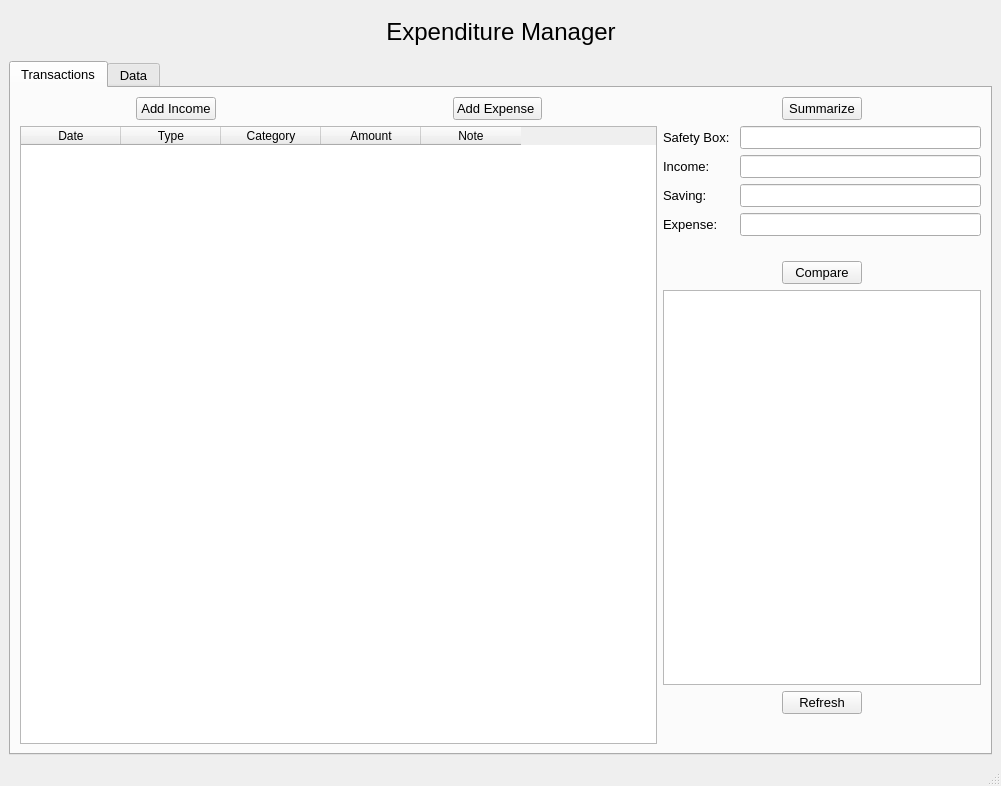
The window that ui_files/Inter_MainWindow.ui (thinh-doan/Expenditure_Manager) describes before a commit, drawn with Qt 5.
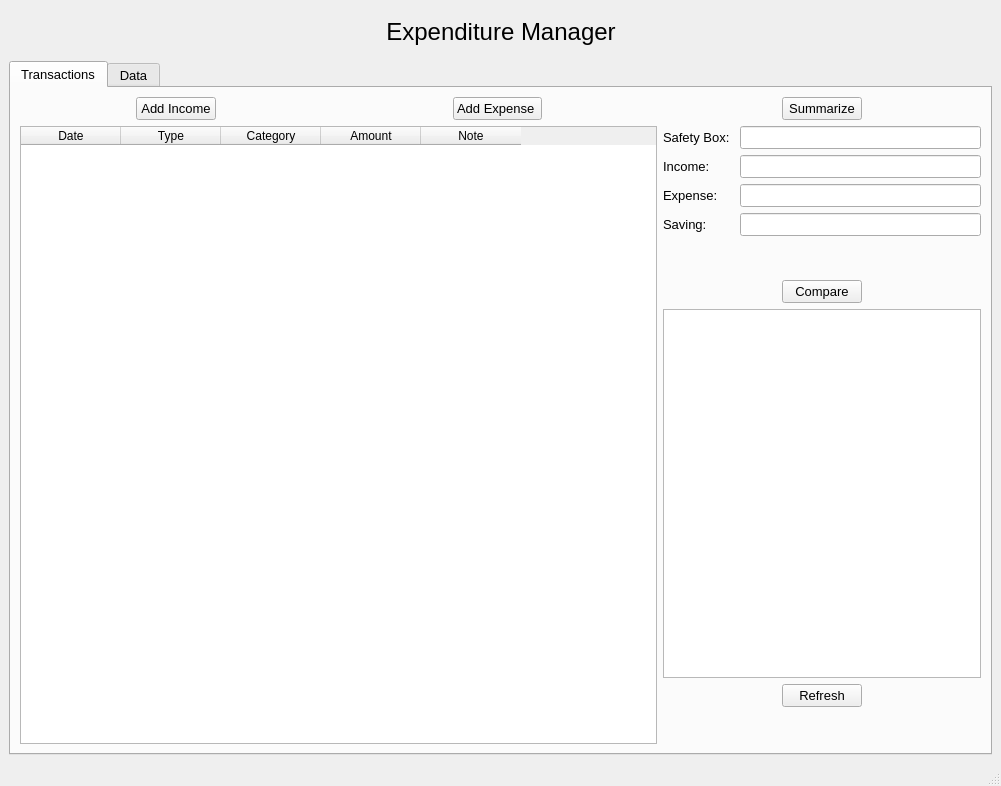
The same window after the commit. The open tabs and pages were chosen to show the change.

Commit message: sửa vị trí các line trong summarize

```diff
--- a/ui_files/Inter_MainWindow.ui
+++ b/ui_files/Inter_MainWindow.ui
@@ -182,7 +182,7 @@
            </layout>
           </item>
           <item>
-           <layout class="QVBoxLayout" name="verticalLayout">
+           <layout class="QVBoxLayout" name="verticalLayout" stretch="1,3,1,1,10,1,1">
             <item>
              <layout class="QHBoxLayout" name="horizontalLayout_6">
               <item>
@@ -242,26 +242,26 @@
               <item row="1" column="1">
                <widget class="QLineEdit" name="txtIncome"/>
               </item>
-              <item row="2" column="0">
+              <item row="3" column="0">
                <widget class="QLabel" name="label_2">
                 <property name="text">
                  <string>Saving:</string>
                 </property>
                </widget>
               </item>
-              <item row="2" column="1">
+              <item row="3" column="1">
                <widget class="QLineEdit" name="txtSaving"/>
               </item>
-              <item row="3" column="0">
+              <item row="2" column="1">
+               <widget class="QLineEdit" name="txtExpense"/>
+              </item>
+              <item row="2" column="0">
                <widget class="QLabel" name="label_4">
                 <property name="text">
                  <string>Expense:</string>
                 </property>
                </widget>
               </item>
-              <item row="3" column="1">
-               <widget class="QLineEdit" name="txtExpense"/>
-              </item>
              </layout>
             </item>
             <item>
```
Left out of the diff: 4 changed lines with no effect on the pictures. The commit also changes 1 other file.
